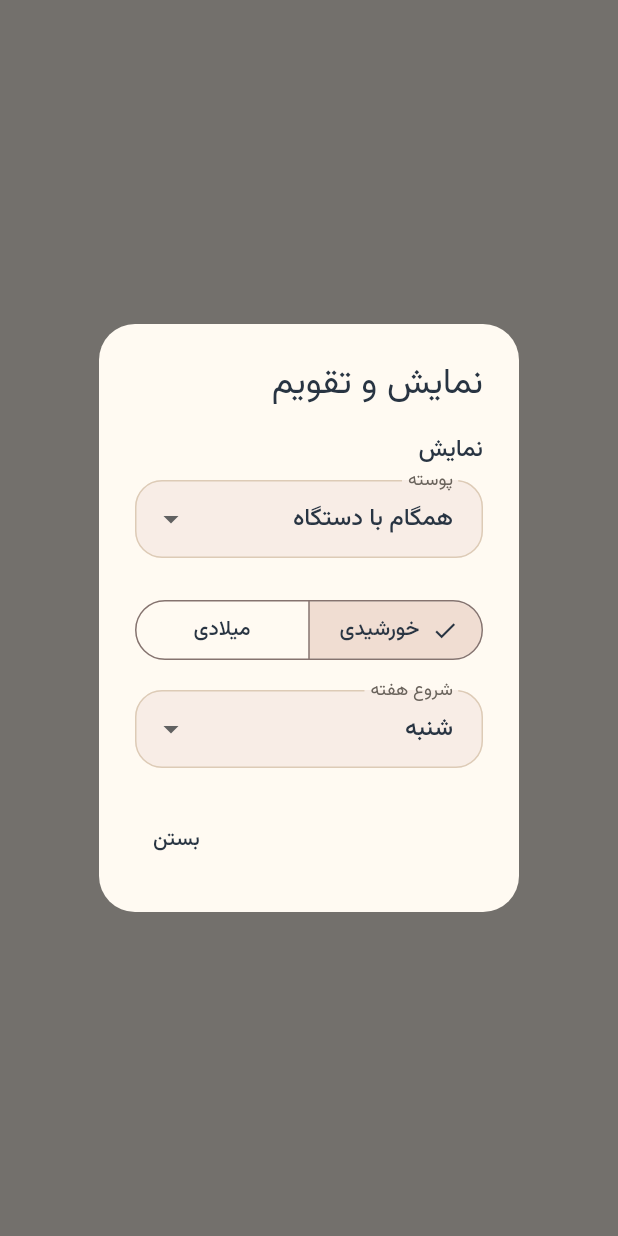
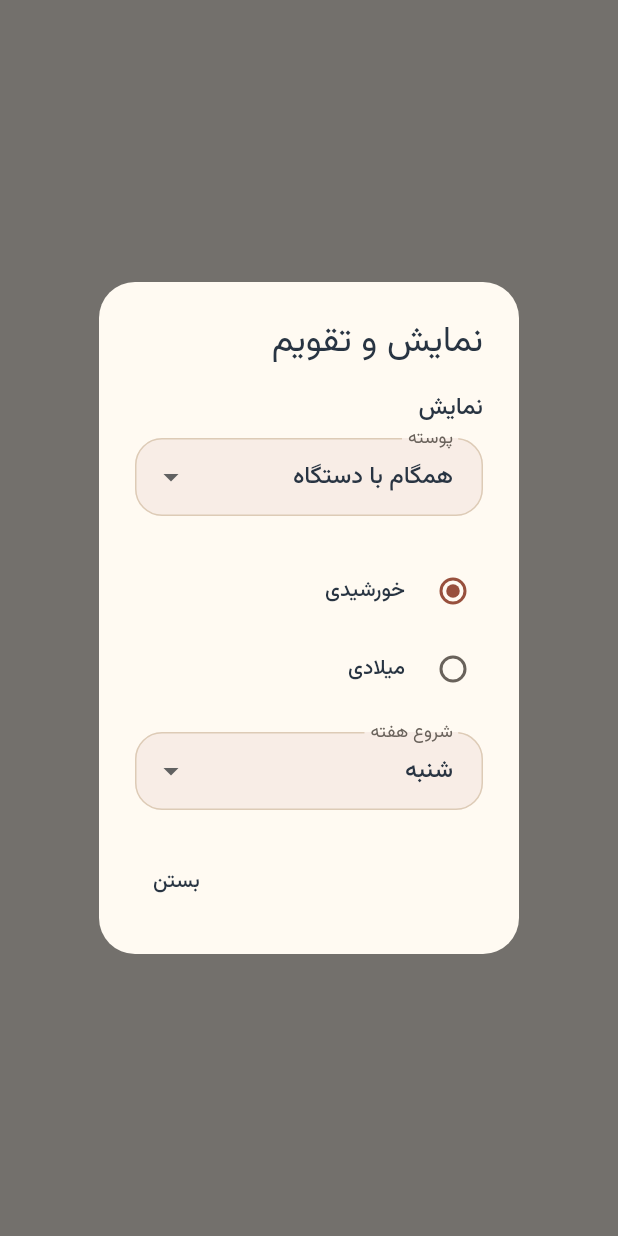
Before and after one commit to mhdolatabadi/farash, a Flutter app: what showCalendarSettings() shows on an empty page, opened directly with empty values, on a phone screen of 412 x 824 dp. Run offline on Flutter 3.47's test engine with Material 3 defaults, Android fonts, the phone set to English and light mode, and no system bars; our stand-ins replace flutter_secure_storage, flutter_timezone; accounts and stored records are empty.

Commit message:
Fix narrow scaled appearance controls and capture settings on Android

```diff
--- a/lib/core/calendar/calendar_settings_dialog.dart
+++ b/lib/core/calendar/calendar_settings_dialog.dart
@@ -24,11 +24,15 @@ Future<void> showCalendarSettings(
             const SizedBox(height: 8),
             DropdownButtonFormField<ThemeMode>(
               initialValue: appearance.mode,
+              isExpanded: true,
               decoration: const InputDecoration(labelText: 'پوسته'),
               items: const [
                 DropdownMenuItem(
                   value: ThemeMode.system,
-                  child: Text('همگام با دستگاه'),
+                  child: Text(
+                    'همگام با دستگاه',
+                    overflow: TextOverflow.ellipsis,
+                  ),
                 ),
                 DropdownMenuItem(value: ThemeMode.light, child: Text('روشن')),
                 DropdownMenuItem(value: ThemeMode.dark, child: Text('تیره')),
@@ -39,23 +43,30 @@ Future<void> showCalendarSettings(
             ),
             const SizedBox(height: 24),
           ],
-          SegmentedButton<CalendarSystem>(
-            segments: const [
-              ButtonSegment(
-                value: CalendarSystem.jalali,
-                label: Text('خورشیدی'),
-              ),
-              ButtonSegment(
-                value: CalendarSystem.gregorian,
-                label: Text('میلادی'),
-              ),
-            ],
-            selected: {settings.system},
-            onSelectionChanged: (s) => settings.setSystem(s.single),
+          RadioGroup<CalendarSystem>(
+            groupValue: settings.system,
+            onChanged: (system) {
+              if (system != null) settings.setSystem(system);
+            },
+            child: const Column(
+              children: [
+                RadioListTile(
+                  value: CalendarSystem.jalali,
+                  title: Text('خورشیدی'),
+                  contentPadding: EdgeInsets.zero,
+                ),
+                RadioListTile(
+                  value: CalendarSystem.gregorian,
+                  title: Text('میلادی'),
+                  contentPadding: EdgeInsets.zero,
+                ),
+              ],
+            ),
           ),
           const SizedBox(height: 16),
           DropdownButtonFormField<int>(
             initialValue: settings.weekStart,
+            isExpanded: true,
             decoration: const InputDecoration(labelText: 'شروع هفته'),
             items: [
               for (final day in const [
```
Also changed, not shown: tool/scrum_preview.dart (+10 -1 lines), 2 other files.
